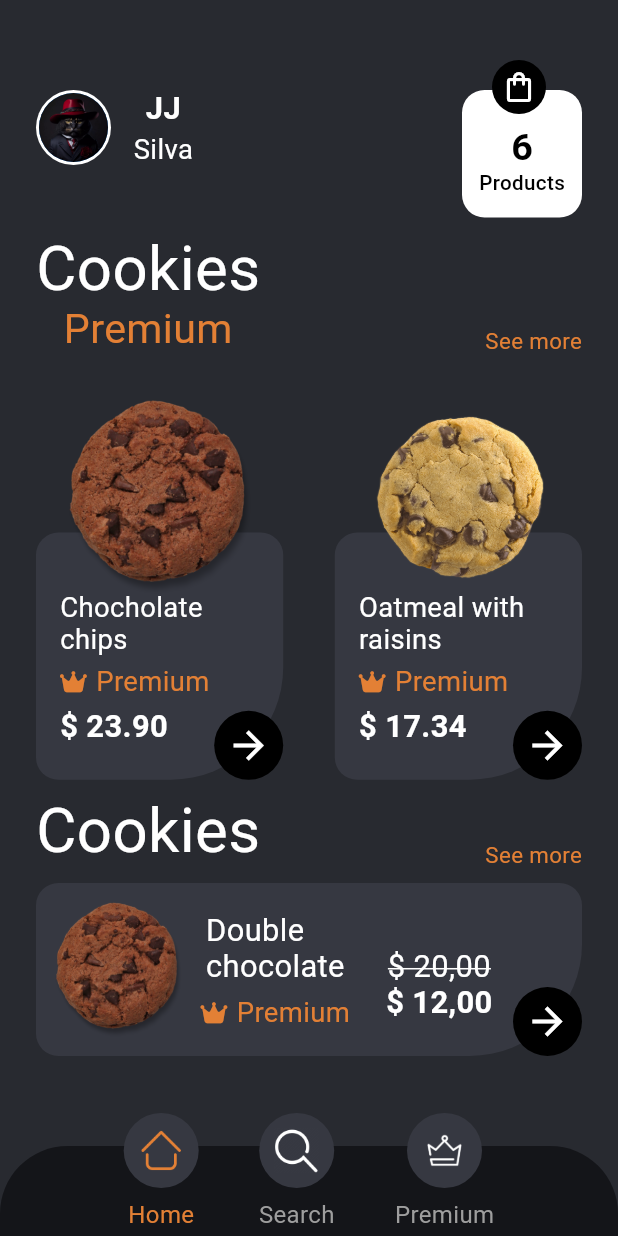
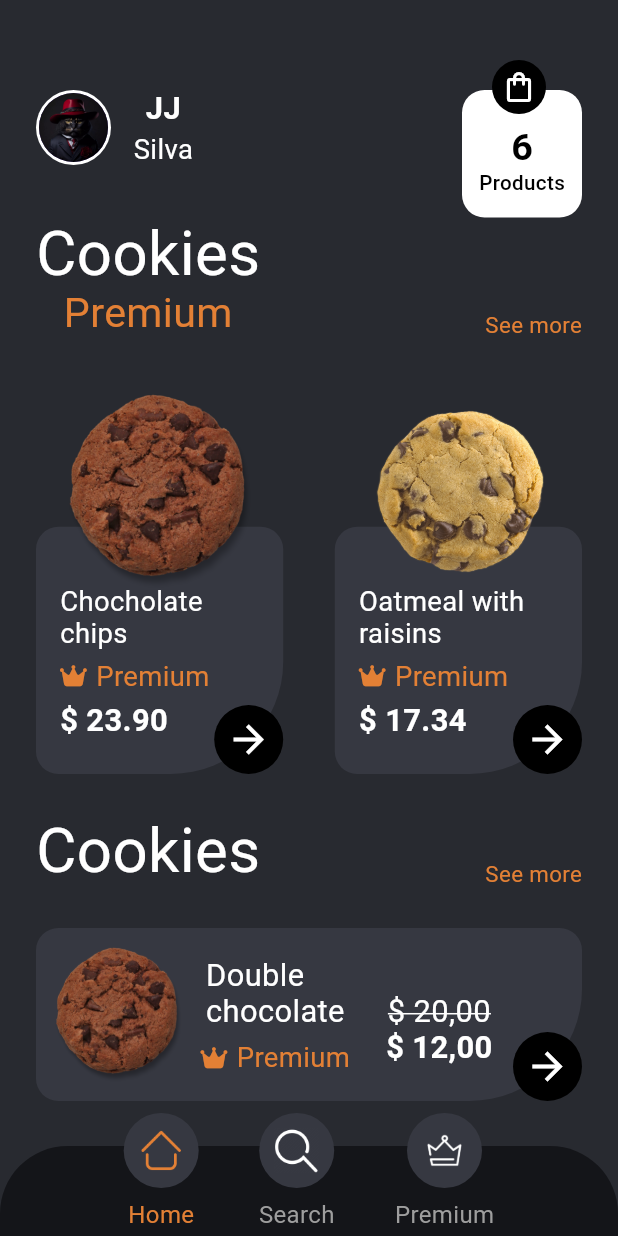
Before and after one commit to RFBruno/flutter-cookies-app, a Flutter app: the screen it shows after launch, after a tap on "Home", on a phone screen of 412 x 824 dp. Run offline on Flutter 3.47's test engine with Material 2 defaults, Android fonts, the phone set to English and light mode, and no system bars; our stand-ins replace flutter_screenutil, font_awesome_flutter, money_formatter.

Commit message:
ajustes do local dos widgets, criacao da seach page

```diff
--- a/lib/app/pages/app_widget.dart
+++ b/lib/app/pages/app_widget.dart
@@ -9,6 +9,10 @@ class AppWidget extends StatelessWidget {
   static const orange = Color(0xffE38035);
   static const buttonColor = Color(0xff363841);
   static const navBarColor = Color(0xff141519);
+  static var borderColor = OutlineInputBorder(
+    borderSide: const BorderSide(color: Colors.white),
+    borderRadius: BorderRadius.circular(15),
+  );
 
   @override
   Widget build(BuildContext context) {
@@ -21,18 +25,29 @@ class AppWidget extends StatelessWidget {
           title: 'Cookies App',
           debugShowCheckedModeBanner: false,
           theme: ThemeData(
-            primarySwatch: Colors.blue,
+            brightness: Brightness.dark,
+            useMaterial3: true,
             highlightColor: orange,
             cardColor: buttonColor,
             bottomAppBarTheme:
                 const BottomAppBarTheme().copyWith(color: navBarColor),
             textTheme: Typography.englishLike2018.apply(fontSizeFactor: 1.sp),
             scaffoldBackgroundColor: background,
+            inputDecorationTheme: InputDecorationTheme(
+              focusColor: Colors.white,
+              enabledBorder: borderColor,
+              focusedBorder: borderColor,
+              activeIndicatorBorder: const BorderSide(
+                color: Colors.white,
+              ),
+              isDense: true,
+              suffixIconColor: Colors.grey.shade300,
+            ),
           ),
           home: child,
         );
       },
-      child: const HomePage(),
+      child: HomePage(),
     );
   }
 }
--- a/lib/app/pages/home/home_page.dart
+++ b/lib/app/pages/home/home_page.dart
@@ -1,39 +1,52 @@
+// ignore_for_file: public_member_api_docs, sort_constructors_first
 import 'package:cookies_app/app/models/cookie_model.dart';
-import 'package:cookies_app/app/pages/home/widgets/avatar_widget.dart';
-import 'package:cookies_app/app/pages/home/widgets/bottom_nav_bar_widget.dart';
-import 'package:cookies_app/app/pages/home/widgets/cart_widget.dart';
-import 'package:cookies_app/app/pages/home/widgets/cookie_card.dart';
-import 'package:cookies_app/app/pages/home/widgets/cookies_bar_widget.dart';
-import 'package:cookies_app/app/pages/home/widgets/horizontal_cookie_card_widget.dart';
-import 'package:cookies_app/app/pages/home/widgets/offers_bar_widget.dart';
-import 'package:cookies_app/app/pages/home/widgets/personal_info_widget.dart';
+import 'package:cookies_app/app/pages/premium/premium_page.dart';
+import 'package:cookies_app/app/pages/search/search_page.dart';
+import 'package:cookies_app/app/pages/widgets/avatar_widget.dart';
+import 'package:cookies_app/app/pages/widgets/bottom_nav_bar_widget.dart';
+import 'package:cookies_app/app/pages/widgets/cart_widget.dart';
+import 'package:cookies_app/app/pages/widgets/cookie_card.dart';
+import 'package:cookies_app/app/pages/widgets/cookies_bar_widget.dart';
+import 'package:cookies_app/app/pages/widgets/horizontal_cookie_card_widget.dart';
+import 'package:cookies_app/app/pages/widgets/offers_bar_widget.dart';
+import 'package:cookies_app/app/pages/widgets/personal_info_widget.dart';
 import 'package:flutter/material.dart';
 
 class HomePage extends StatelessWidget {
-  const HomePage({Key? key}) : super(key: key);
+  HomePage({Key? key}) : super(key: key);
+  final controllerPageView = PageController();
+
+  goToPage(int indexPage) {
+    controllerPageView.animateToPage(indexPage,
+        duration: const Duration(milliseconds: 450), curve: Curves.easeOut);
+  }
 
   @override
   Widget build(BuildContext context) {
     var size = MediaQuery.of(context).size;
     return Scaffold(
-      body: Body(size: size),
-      bottomNavigationBar: const BottomNavBarWidget(),
+      body: Body(size: size, controllerPageView: controllerPageView),
+      bottomNavigationBar: BottomNavBarWidget(callbackIndexPage: goToPage),
     );
   }
 }
 
-class Body extends StatelessWidget {
-  const Body({
-    super.key,
-    required this.size,
-  });
+class Body extends StatefulWidget {
+  const Body({Key? key, required this.size, required this.controllerPageView})
+      : super(key: key);
 
   final Size size;
+  final PageController controllerPageView;
 
+  @override
+  State<Body> createState() => _BodyState();
+}
+
+class _BodyState extends State<Body> {
   @override
   Widget build(BuildContext context) {
     return Padding(
-      padding: const EdgeInsets.symmetric(vertical: 60, horizontal: 24),
+      padding: const EdgeInsets.only(top: 60, bottom: 30, left: 24, right: 24),
       child: Column(
         mainAxisAlignment: MainAxisAlignment.spaceBetween,
         children: [
@@ -48,6 +61,67 @@ class Body extends StatelessWidget {
             ],
           ),
           const CookiesBarWidget(),
+          Expanded(
+            child: PageView(
+              clipBehavior: Clip.none,
+              controller: widget.controllerPageView,
+              children: <Widget>[
+                PageOfHome(size: widget.size),
+                PageOfSearch(size: widget.size),
+              ],
+            ),
+          ),
+        ],
+      ),
+    );
+  }
+}
+
+class PageOfPremium extends StatelessWidget {
+  final Size size;
+  const PageOfPremium({
+    super.key,
+    required this.size,
+  });
+
+  @override
+  Widget build(BuildContext context) {
+    return const PremiumPage();
+  }
+}
+
+class PageOfSearch extends StatelessWidget {
+  final Size size;
+  const PageOfSearch({
+    super.key,
+    required this.size,
+  });
+
+  @override
+  Widget build(BuildContext context) {
+    return SingleChildScrollView(
+      child: Column(
+        children: [
+          SizedBox(height: size.height * .03),
+          const SearchPage(),
+        ],
+      ),
+    );
+  }
+}
+
+class PageOfHome extends StatelessWidget {
+  final Size size;
+  const PageOfHome({
+    super.key,
+    required this.size,
+  });
+
+  @override
+  Widget build(BuildContext context) {
+    return Column(
+      mainAxisAlignment: MainAxisAlignment.spaceBetween,
+      children: [
         SizedBox(height: size.height * .12),
         Row(
           mainAxisAlignment: MainAxisAlignment.spaceBetween,
@@ -60,9 +134,8 @@ class Body extends StatelessWidget {
               .toList(),
         ),
         const OffersBarWidget(),
-          const HorizontalCookieCardWidget()
+        const HorizontalCookieCardWidget(),
       ],
-      ),
     );
   }
 }
--- /dev/null
+++ b/lib/app/pages/premium/premium_page.dart
@@ -0,0 +1,10 @@
+import 'package:flutter/material.dart';
+
+class PremiumPage extends StatelessWidget {
+  const PremiumPage({super.key});
+
+  @override
+  Widget build(BuildContext context) {
+    return const Text('Building');
+  }
+}
--- a/lib/app/pages/search/search_page.dart
+++ b/lib/app/pages/search/search_page.dart
@@ -1,10 +1,32 @@
+import 'package:cookies_app/app/pages/widgets/horizontal_cookie_card_widget.dart';
 import 'package:flutter/material.dart';
 
 class SearchPage extends StatelessWidget {
   const SearchPage({Key? key}) : super(key: key);
-
   @override
   Widget build(BuildContext context) {
-    return const Text('building');
+    return Column(
+      children: [
+        TextFormField(
+          cursorColor: Colors.white,
+          decoration: const InputDecoration(
+            hintText: 'Cookies',
+            suffixIcon: Icon(
+              Icons.search_outlined,
+              size: 30,
+            ),
+          ),
+        ),
+        const SizedBox(height: 15),
+        ...[1, 2, 3, 4, 5, 6].map((index) {
+          return const Column(
+            children: [
+              SizedBox(height: 15),
+              HorizontalCookieCardWidget(),
+            ],
+          );
+        }).toList(),
+      ],
+    );
   }
 }
--- a/lib/app/pages/home/widgets/bottom_nav_bar_widget.dart
+++ b/lib/app/pages/widgets/bottom_nav_bar_widget.dart
@@ -1,8 +1,13 @@
-import 'package:cookies_app/app/pages/home/widgets/nav_bar_button_widget.dart';
+// ignore_for_file: public_member_api_docs, sort_constructors_first
+import 'package:cookies_app/app/pages/widgets/nav_bar_button_widget.dart';
 import 'package:flutter/material.dart';
 
 class BottomNavBarWidget extends StatefulWidget {
-  const BottomNavBarWidget({super.key});
+  final Function(int page) callbackIndexPage;
+  const BottomNavBarWidget({
+    Key? key,
+    required this.callbackIndexPage,
+  }) : super(key: key);
 
   @override
   State<BottomNavBarWidget> createState() => _BottomNavBarWidgetState();
@@ -14,6 +19,7 @@ class _BottomNavBarWidgetState extends State<BottomNavBarWidget> {
     setState(() {
       index = page;
     });
+    widget.callbackIndexPage(index);
   }
 
   isSelected(int page) {
--- a/lib/app/pages/home/widgets/cookie_card.dart
+++ b/lib/app/pages/widgets/cookie_card.dart
@@ -1,7 +1,7 @@
 // ignore_for_file: public_member_api_docs, sort_constructors_first
 import 'package:cookies_app/app/models/cookie_model.dart';
-import 'package:cookies_app/app/pages/home/widgets/container_arrow_widget.dart';
-import 'package:cookies_app/app/pages/home/widgets/premium_widget.dart';
+import 'package:cookies_app/app/pages/widgets/container_arrow_widget.dart';
+import 'package:cookies_app/app/pages/widgets/premium_widget.dart';
 import 'package:flutter/material.dart';
 import 'package:flutter_screenutil/flutter_screenutil.dart';
 
--- a/lib/app/pages/home/widgets/horizontal_cookie_card_widget.dart
+++ b/lib/app/pages/widgets/horizontal_cookie_card_widget.dart
@@ -1,5 +1,5 @@
-import 'package:cookies_app/app/pages/home/widgets/container_arrow_widget.dart';
-import 'package:cookies_app/app/pages/home/widgets/premium_widget.dart';
+import 'package:cookies_app/app/pages/widgets/container_arrow_widget.dart';
+import 'package:cookies_app/app/pages/widgets/premium_widget.dart';
 import 'package:flutter/material.dart';
 import 'package:flutter_screenutil/flutter_screenutil.dart';
 
```
Also changed, not shown: lib/app/pages/widgets/avatar_widget.dart (renamed from lib/app/pages/home/widgets/avatar_widget.dart), lib/app/pages/widgets/cart_widget.dart (renamed from lib/app/pages/home/widgets/cart_widget.dart), lib/app/pages/widgets/container_arrow_widget.dart (renamed from lib/app/pages/home/widgets/container_arrow_widget.dart), lib/app/pages/widgets/cookies_bar_widget.dart (renamed from lib/app/pages/home/widgets/cookies_bar_widget.dart), lib/app/pages/widgets/nav_bar_button_widget.dart (renamed from lib/app/pages/home/widgets/nav_bar_button_widget.dart), lib/app/pages/widgets/offers_bar_widget.dart (renamed from lib/app/pages/home/widgets/offers_bar_widget.dart), lib/app/pages/widgets/personal_info_widget.dart (renamed from lib/app/pages/home/widgets/personal_info_widget.dart), lib/app/pages/widgets/premium_widget.dart (renamed from lib/app/pages/home/widgets/premium_widget.dart). Lines whose indentation alone changed are shown as unchanged.
